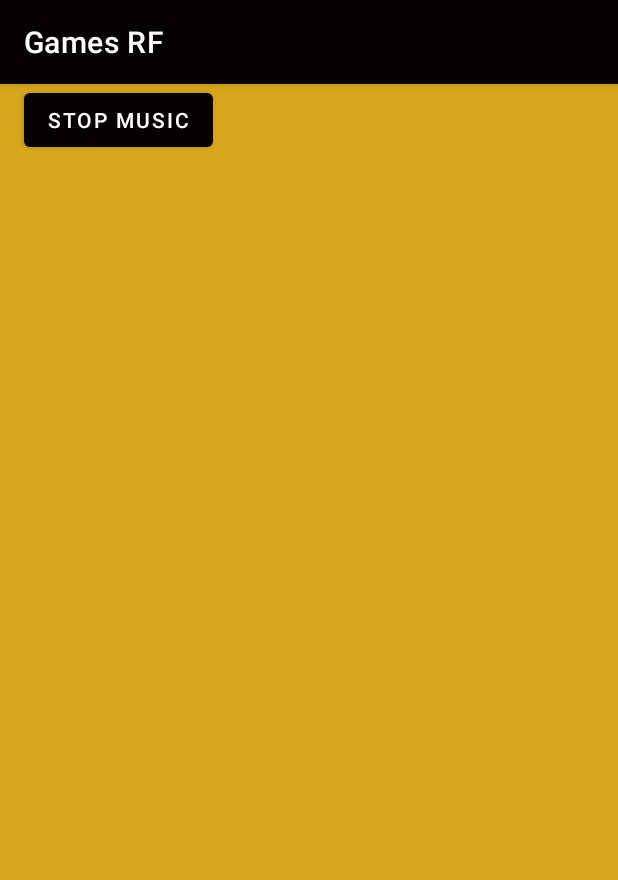
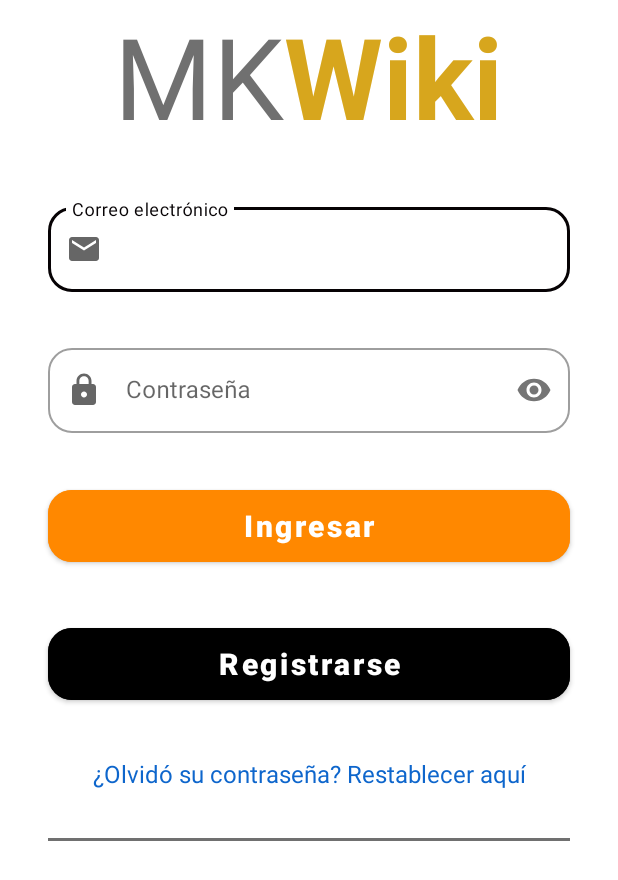
Before and after one commit to cris-bip/MK_API, an Android app: the screen it shows after launch (MainActivity before the commit, Login after it), on a phone screen of 412 x 824 dp. Shown: the top 880 px of the screen. Run offline under Robolectric (Android 15) with nearby library versions, the phone set to English and light mode, and no system bars; our stand-ins replace Firebase (no records; nobody signed in at launch, a user with empty details on screens opened directly).

Commit message:
CZR. Implementa login con Firebase.

```diff
--- a/app/build.gradle
+++ b/app/build.gradle
@@ -1,6 +1,7 @@
 plugins {
     id 'com.android.application'
     id 'org.jetbrains.kotlin.android'
+    id 'com.google.gms.google-services'
 }
 
 android {
@@ -62,6 +63,7 @@ dependencies {
 
     //Google Maps
     implementation 'com.google.android.gms:play-services-maps:18.2.0'
+    implementation 'com.google.firebase:firebase-auth-ktx:21.0.3'
 
     testImplementation 'junit:junit:4.13.2'
     androidTestImplementation 'androidx.test.ext:junit:1.1.5'
--- /dev/null
+++ b/app/src/main/res/drawable/ic_email.xml
@@ -0,0 +1,5 @@
+<vector android:height="24dp" android:tint="#7209D3"
+    android:viewportHeight="24" android:viewportWidth="24"
+    android:width="24dp" xmlns:android="http://schemas.android.com/apk/res/android">
+    <path android:fillColor="@android:color/white" android:pathData="M20,4L4,4c-1.1,0 -1.99,0.9 -1.99,2L2,18c0,1.1 0.9,2 2,2h16c1.1,0 2,-0.9 2,-2L22,6c0,-1.1 -0.9,-2 -2,-2zM20,8l-8,5 -8,-5L4,6l8,5 8,-5v2z"/>
+</vector>
--- /dev/null
+++ b/app/src/main/res/drawable/ic_lock.xml
@@ -0,0 +1,5 @@
+<vector android:height="24dp" android:tint="#7209D3"
+    android:viewportHeight="24" android:viewportWidth="24"
+    android:width="24dp" xmlns:android="http://schemas.android.com/apk/res/android">
+    <path android:fillColor="@android:color/white" android:pathData="M18,8h-1L17,6c0,-2.76 -2.24,-5 -5,-5S7,3.24 7,6v2L6,8c-1.1,0 -2,0.9 -2,2v10c0,1.1 0.9,2 2,2h12c1.1,0 2,-0.9 2,-2L20,10c0,-1.1 -0.9,-2 -2,-2zM12,17c-1.1,0 -2,-0.9 -2,-2s0.9,-2 2,-2 2,0.9 2,2 -0.9,2 -2,2zM15.1,8L8.9,8L8.9,6c0,-1.71 1.39,-3.1 3.1,-3.1 1.71,0 3.1,1.39 3.1,3.1v2z"/>
+</vector>
--- /dev/null
+++ b/app/src/main/res/layout/activity_login.xml
@@ -0,0 +1,162 @@
+<?xml version="1.0" encoding="utf-8"?>
+<androidx.constraintlayout.widget.ConstraintLayout xmlns:android="http://schemas.android.com/apk/res/android"
+    xmlns:app="http://schemas.android.com/apk/res-auto"
+    xmlns:tools="http://schemas.android.com/tools"
+    android:layout_width="match_parent"
+    android:layout_height="match_parent"
+    tools:context=".ui.Login">
+
+
+    <ScrollView
+        android:layout_width="0dp"
+        android:layout_height="0dp"
+        app:layout_constraintBottom_toBottomOf="parent"
+        app:layout_constraintEnd_toEndOf="parent"
+        app:layout_constraintStart_toStartOf="parent"
+        app:layout_constraintTop_toTopOf="parent">
+
+        <LinearLayout
+            android:layout_width="match_parent"
+            android:layout_height="wrap_content"
+            android:orientation="vertical">
+
+            <LinearLayout
+                android:layout_width="match_parent"
+                android:layout_height="match_parent"
+                android:gravity="center_horizontal"
+                android:orientation="horizontal">
+
+                <TextView
+                    android:id="@+id/textView"
+                    android:layout_width="wrap_content"
+                    android:layout_height="wrap_content"
+
+                    android:text="MK"
+                    android:textColor="#707070"
+                    android:textSize="75sp" />
+
+                <TextView
+                    android:id="@+id/textView4"
+                    android:layout_width="wrap_content"
+                    android:layout_height="wrap_content"
+                    android:text="Wiki"
+                    android:textColor="#D7A61D"
+                    android:textSize="75sp"
+                    android:textStyle="bold" />
+            </LinearLayout>
+
+            <com.google.android.material.textfield.TextInputLayout
+                android:id="@+id/tilEmail"
+                style="@style/Widget.MaterialComponents.TextInputLayout.OutlinedBox"
+                android:layout_width="match_parent"
+                android:layout_height="wrap_content"
+                android:layout_marginStart="32dp"
+                android:layout_marginTop="32dp"
+                android:layout_marginEnd="32dp"
+                android:hint="Correo electrónico"
+                app:boxBackgroundMode="outline"
+                app:boxCornerRadiusBottomEnd="16dp"
+                app:boxCornerRadiusBottomStart="16dp"
+                app:boxCornerRadiusTopEnd="16dp"
+                app:boxCornerRadiusTopStart="16dp"
+                app:startIconDrawable="@drawable/ic_email">
+
+                <com.google.android.material.textfield.TextInputEditText
+                    android:id="@+id/tietEmail"
+                    android:layout_width="match_parent"
+                    android:layout_height="wrap_content"
+                    android:inputType="textEmailAddress" />
+
+            </com.google.android.material.textfield.TextInputLayout>
+
+            <com.google.android.material.textfield.TextInputLayout
+                android:id="@+id/tilContrasenia"
+                style="@style/Widget.MaterialComponents.TextInputLayout.OutlinedBox"
+                android:layout_width="match_parent"
+                android:layout_height="wrap_content"
+                android:layout_marginStart="32dp"
+                android:layout_marginTop="32dp"
+                android:layout_marginEnd="32dp"
+                android:hint="Contraseña"
+                app:boxBackgroundMode="outline"
+                app:boxCornerRadiusBottomEnd="16dp"
+                app:boxCornerRadiusBottomStart="16dp"
+                app:boxCornerRadiusTopEnd="16dp"
+                app:boxCornerRadiusTopStart="16dp"
+                app:passwordToggleEnabled="true"
+                app:startIconDrawable="@drawable/ic_lock">
+
+                <com.google.android.material.textfield.TextInputEditText
+                    android:id="@+id/tietContrasenia"
+                    android:layout_width="match_parent"
+                    android:layout_height="wrap_content"
+                    android:inputType="textPassword" />
+
+            </com.google.android.material.textfield.TextInputLayout>
+
+            <com.google.android.material.button.MaterialButton
+                android:id="@+id/btnLogin"
+                android:layout_width="match_parent"
+                android:layout_height="60dp"
+                android:layout_marginStart="32dp"
+                android:layout_marginTop="32dp"
+                android:layout_marginEnd="32dp"
+                android:backgroundTint="@android:color/holo_orange_dark"
+                android:text="Ingresar"
+                android:textAllCaps="false"
+                android:textColor="#ffffff"
+                android:textSize="20sp"
+                android:textStyle="bold"
+                app:cornerRadius="16dp" />
+
+            <com.google.android.material.button.MaterialButton
+                android:id="@+id/btnRegistrarse"
+                android:layout_width="match_parent"
+                android:layout_height="60dp"
+                android:layout_marginStart="32dp"
+                android:layout_marginTop="32dp"
+                android:layout_marginEnd="32dp"
+                android:backgroundTint="@color/black"
+                android:text="Registrarse"
+                android:textAllCaps="false"
+                android:textColor="#ffffff"
+                android:textSize="20sp"
+                android:textStyle="bold"
+                app:cornerRadius="16dp" />
+
+            <TextView
+                android:id="@+id/tvRestablecerPassword"
+                android:layout_width="match_parent"
+                android:layout_height="wrap_content"
+                android:layout_marginTop="32dp"
+                android:layout_marginStart="32dp"
+                android:layout_marginEnd="32dp"
+                android:text="¿Olvidó su contraseña? Restablecer aquí"
+                android:textAlignment="center"
+                android:textColor="#0E66CC"
+                android:textSize="16sp" />
+
+            <View
+                android:id="@+id/view"
+                android:layout_width="match_parent"
+                android:layout_height="2dp"
+                android:layout_marginStart="32dp"
+                android:layout_marginTop="32dp"
+                android:layout_marginEnd="32dp"
+                android:layout_marginBottom="10dp"
+                android:background="#707070" />
+        </LinearLayout>
+    </ScrollView>
+
+    <ProgressBar
+        android:id="@+id/progressBar"
+        style="?android:attr/progressBarStyle"
+        android:layout_width="70dp"
+        android:layout_height="72dp"
+        android:visibility="invisible"
+        app:layout_constraintBottom_toBottomOf="parent"
+        app:layout_constraintEnd_toEndOf="parent"
+        app:layout_constraintStart_toStartOf="parent"
+        app:layout_constraintTop_toTopOf="parent" />
+
+</androidx.constraintlayout.widget.ConstraintLayout>
--- a/app/src/main/res/values-night/themes.xml
+++ b/app/src/main/res/values-night/themes.xml
@@ -1,6 +1,6 @@
 <resources xmlns:tools="http://schemas.android.com/tools">
     <!-- Base application theme. -->
-    <style name="Theme.GamesRF" parent="Theme.MaterialComponents.DayNight.DarkActionBar">
+    <style name="Theme.GamesRF" parent="Theme.MaterialComponents.DayNight.NoActionBar">
         <!-- Primary brand color. -->
         <item name="colorPrimary">#535649</item>
         <item name="colorPrimaryVariant">@color/purple_700</item>
--- a/app/src/main/res/values/themes.xml
+++ b/app/src/main/res/values/themes.xml
@@ -1,6 +1,6 @@
 <resources xmlns:tools="http://schemas.android.com/tools">
     <!-- Base application theme. -->
-    <style name="Theme.GamesRF" parent="Theme.MaterialComponents.DayNight.DarkActionBar">
+    <style name="Theme.GamesRF" parent="Theme.MaterialComponents.DayNight.NoActionBar">
         <!-- Primary brand color. -->
         <item name="colorPrimary">#060204</item>
         <item name="colorPrimaryVariant">@color/purple_700</item>
--- a/build.gradle
+++ b/build.gradle
@@ -4,6 +4,9 @@ buildscript {
         retrofitVersion = '2.9.0'
         glideVersion = '4.13.2'
         picassoVersion = '2.71828'
+    }
+    dependencies {
+        classpath 'com.google.gms:google-services:4.3.10'
     }
 }
 
```
Also changed, not shown: app/src/main/AndroidManifest.xml (+16 -11 lines), app/src/main/java/mx/org/bm/gamesrf/ui/Login.kt (added, +202 -0 lines), app/src/main/java/mx/org/bm/gamesrf/ui/MainActivity.kt (+23 -1 lines).
